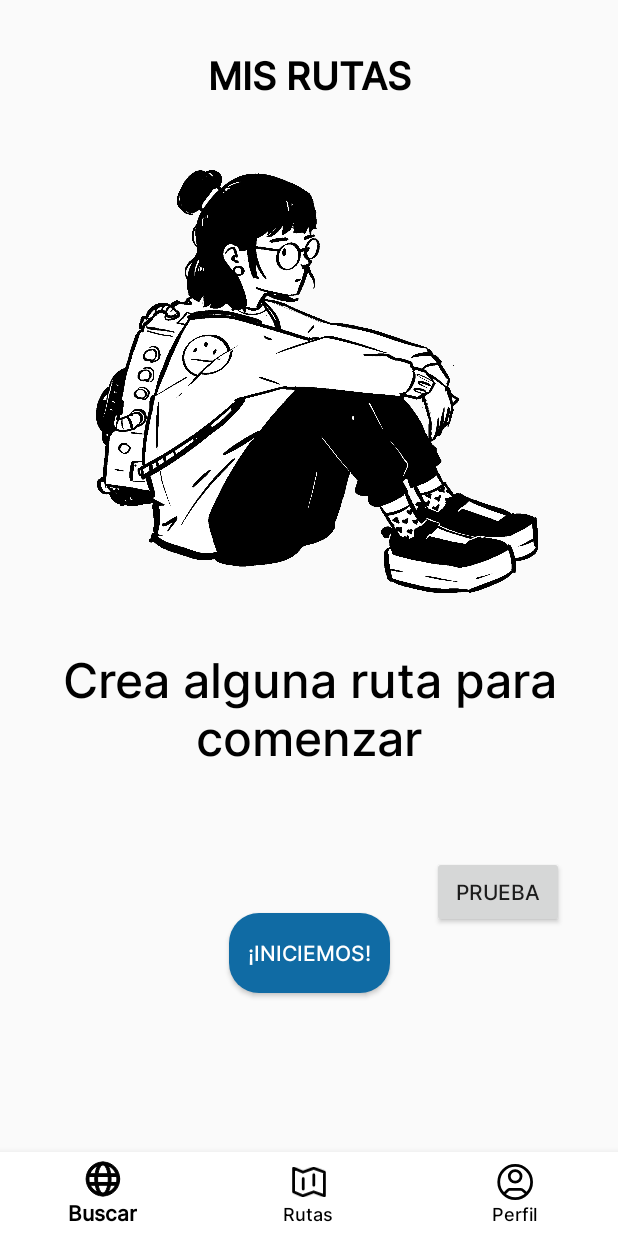
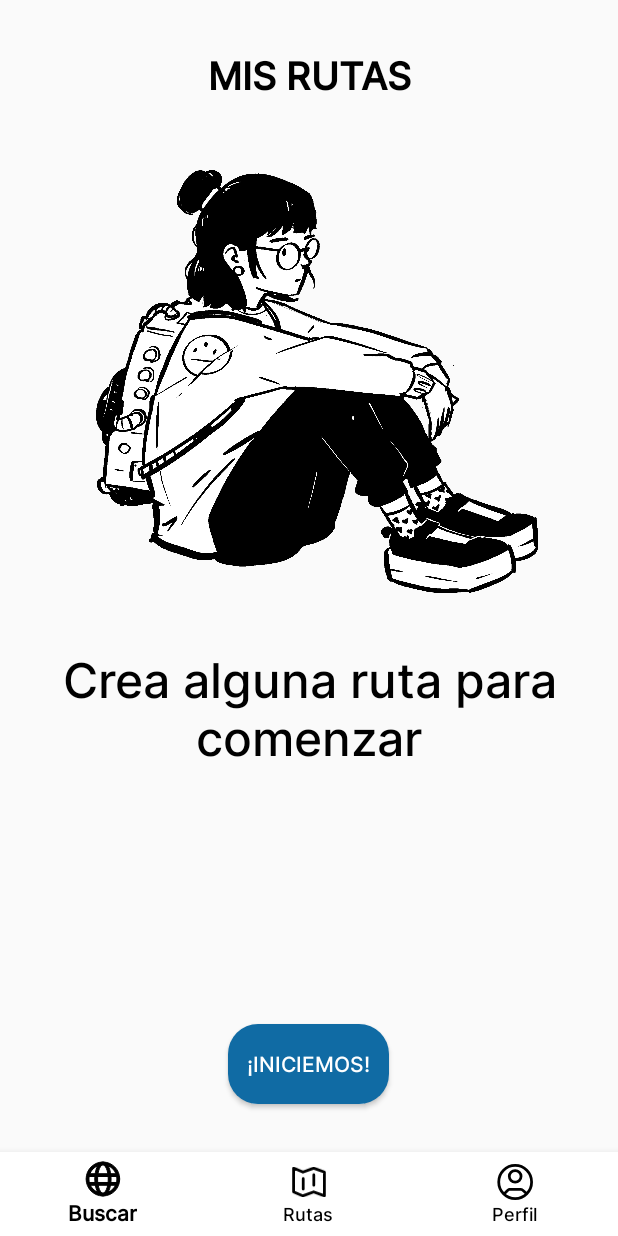
Before and after one commit to JeRamirez25/appTurismo, an Android app: the fragment NoRutas placed in its activity, on a phone screen of 412 x 824 dp. Run offline under Robolectric (Android 15) with nearby library versions, the phone set to English and light mode, and no system bars; our stand-ins replace Firebase (no records; nobody signed in at launch, a user with empty details on screens opened directly).

Commit message:
Correcion loyaout Rutas

```diff
--- a/app/src/main/res/layout/fragment_rutas.xml
+++ b/app/src/main/res/layout/fragment_rutas.xml
@@ -53,8 +53,10 @@
         android:textColor="#ffffff"
         app:layout_constraintBottom_toBottomOf="parent"
         app:layout_constraintEnd_toEndOf="parent"
+        app:layout_constraintHorizontal_bias="0.0"
         app:layout_constraintStart_toStartOf="parent"
-        app:layout_constraintTop_toBottomOf="@+id/textView4" />
+        app:layout_constraintTop_toBottomOf="@+id/textView4"
+        app:layout_constraintVertical_bias="1.0" />
 
     <ImageView
         android:id="@+id/imageView5"
@@ -68,14 +70,4 @@
         app:layout_constraintStart_toStartOf="parent"
         app:layout_constraintTop_toBottomOf="@+id/textView5" />
 
-    <Button
-        android:id="@+id/btnPrueba"
-        android:layout_width="wrap_content"
-        android:layout_height="wrap_content"
-        android:layout_marginStart="28dp"
-        android:layout_marginTop="56dp"
-        android:text="Prueba"
-        app:layout_constraintStart_toEndOf="@+id/StartBtn"
-        app:layout_constraintTop_toBottomOf="@+id/textView4" />
-
 </androidx.constraintlayout.widget.ConstraintLayout>
```
